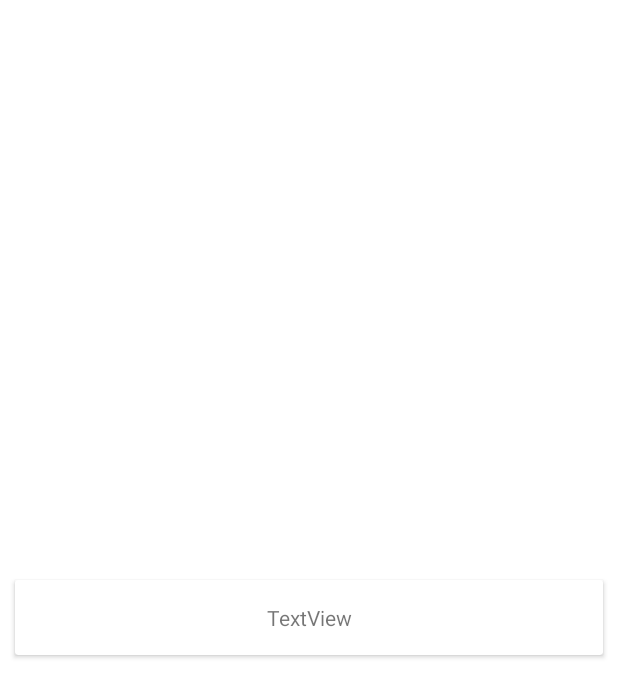
After one commit to zuozhuang0629/customize_view_study, an Android app: the layout item_show.xml on its own in the app's theme, with its tools: preview values and no code run, on a phone screen of 412 x 824 dp. The commit adds this screen. Shown: the top 697 px of the screen. Run offline under Robolectric (Android 15) with nearby library versions, the phone set to English and light mode, and no system bars.

Commit message:
添加显示框架

```diff
--- a/app/src/main/AndroidManifest.xml
+++ b/app/src/main/AndroidManifest.xml
@@ -10,6 +10,9 @@
         android:supportsRtl="true"
         android:theme="@style/Theme.Customize">
         <activity
+            android:name=".chapter_1.Chapter1Activity"
+            android:exported="true" />
+        <activity
             android:name=".MainActivity"
             android:exported="true">
             <intent-filter>
--- /dev/null
+++ b/app/src/main/res/layout/item_show.xml
@@ -0,0 +1,16 @@
+<?xml version="1.0" encoding="utf-8"?>
+<androidx.cardview.widget.CardView xmlns:android="http://schemas.android.com/apk/res/android"
+    xmlns:app="http://schemas.android.com/apk/res-auto"
+    android:id="@+id/card"
+    android:layout_width="match_parent"
+    android:layout_height="50dp"
+    android:layout_gravity="center"
+    android:layout_margin="10dp">
+
+    <TextView
+        android:id="@+id/textView"
+        android:layout_width="match_parent"
+        android:layout_height="match_parent"
+        android:gravity="center"
+        android:text="TextView" />
+</androidx.cardview.widget.CardView>
--- a/build.gradle
+++ b/build.gradle
@@ -7,7 +7,6 @@ buildscript {
     dependencies {
         classpath "com.android.tools.build:gradle:7.0.1"
         classpath "org.jetbrains.kotlin:kotlin-gradle-plugin:1.6.10"
-
         // NOTE: Do not place your application dependencies here; they belong
         // in the individual module build.gradle files
     }
--- a/settings.gradle
+++ b/settings.gradle
@@ -4,6 +4,7 @@ dependencyResolutionManagement {
         google()
         mavenCentral()
         jcenter() // Warning: this repository is going to shut down soon
+        maven { url 'https://jitpack.io' }
     }
 }
 rootProject.name = "Customize"
```
Also changed, not shown: app/build.gradle (+7 -0 lines), app/src/main/java/com/customize/study/BaseActivity.kt (added, +19 -0 lines), app/src/main/java/com/customize/study/MainActivity.kt (+41 -4 lines), app/src/main/java/com/customize/study/MainAdapter.kt (added, +10 -0 lines), app/src/main/java/com/customize/study/chapter_1/BaseView.kt (added, +30 -0 lines), app/src/main/java/com/customize/study/chapter_1/Chapter1Activity.kt (added, +15 -0 lines), app/src/main/res/layout/activity_chapter1.xml (added, +9 -0 lines), app/src/main/res/layout/activity_main.xml (+6 -7 lines).
